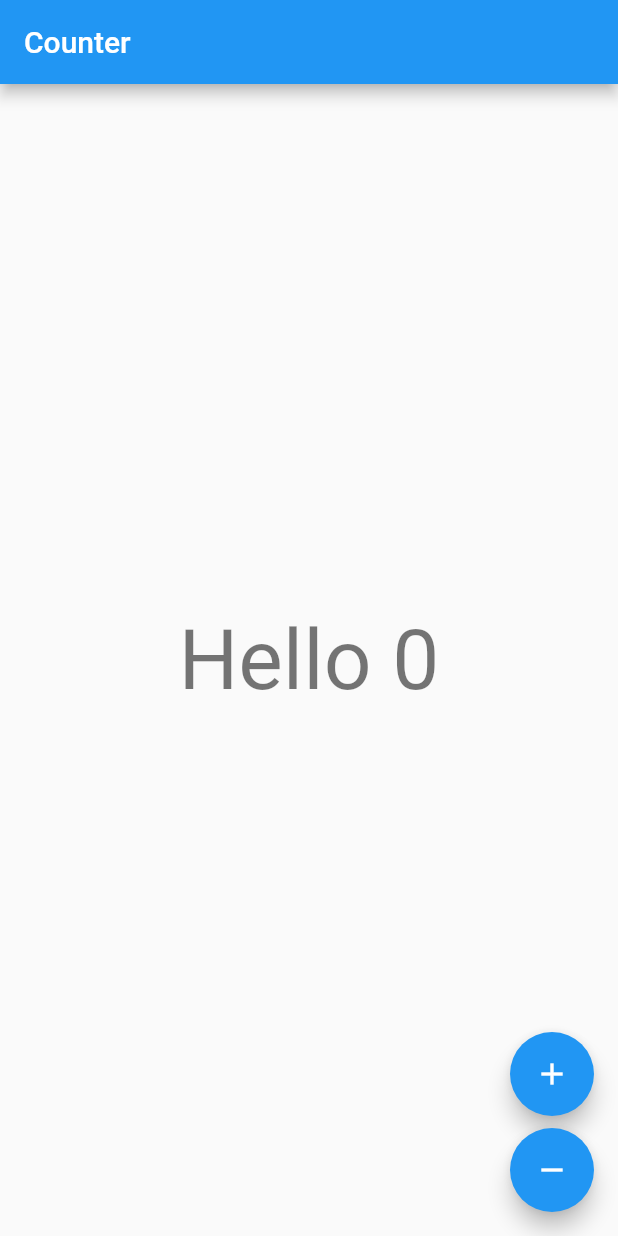
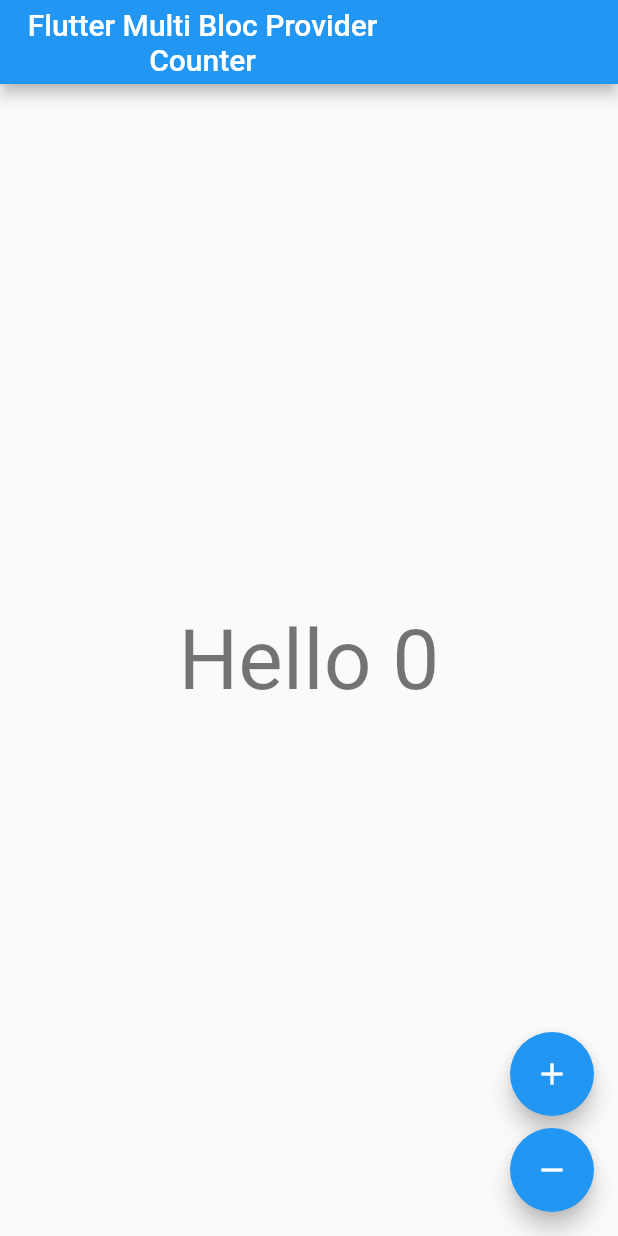
Before and after one commit to xsodus/flutter_bloc_demo, a Flutter app: the screen it shows after launch, on a phone screen of 412 x 824 dp. Run offline on Flutter 3.47's test engine with Material 2 defaults, Android fonts, the phone set to English and light mode, and no system bars; our stand-ins replace bloc, flutter_bloc.

Commit message:
Update project name and package

```diff
--- a/lib/counter_label.dart
+++ b/lib/counter_label.dart
@@ -1,7 +1,7 @@
-import 'package:cubit_test_app/cubit/text_cubit.dart';
+import 'package:flutter_bloc_demo/cubit/text_cubit.dart';
 import 'package:flutter/material.dart';
 import 'package:flutter_bloc/flutter_bloc.dart';
-import 'package:cubit_test_app/cubit/counter_cubit.dart';
+import 'package:flutter_bloc_demo/cubit/counter_cubit.dart';
 import 'package:flutter/material.dart';
 
 class CounterLabel extends StatelessWidget{
--- a/lib/counter_view.dart
+++ b/lib/counter_view.dart
@@ -1,8 +1,8 @@
-import 'package:cubit_test_app/cubit/text_cubit.dart';
+import 'package:flutter_bloc_demo/cubit/text_cubit.dart';
 import 'package:flutter/material.dart';
 import 'package:flutter_bloc/flutter_bloc.dart';
-import 'package:cubit_test_app/cubit/counter_cubit.dart';
-import "package:cubit_test_app/counter_label.dart";
+import 'package:flutter_bloc_demo/cubit/counter_cubit.dart';
+import "package:flutter_bloc_demo/counter_label.dart";
 /// {@template counter_view}
 /// A [StatelessWidget] which reacts to the provided
 /// [CounterCubit] state and notifies it in response to user input.
@@ -17,7 +17,7 @@ class CounterView extends StatelessWidget {
     final textCubit = context.watch<TextCubit>();
 
     return Scaffold(
-      appBar: AppBar(title: const Text('Counter')),
+      appBar: AppBar(title: const Text('Flutter Multi Bloc Provider \nCounter',textAlign: TextAlign.center,)),
       body: const Center(
           child:CounterLabel()
       ),
--- a/lib/main.dart
+++ b/lib/main.dart
@@ -1,13 +1,13 @@
-import 'package:cubit_test_app/counter_view.dart';
-import 'package:cubit_test_app/cubit/global_cubit.dart';
-import 'package:cubit_test_app/cubit/global_state.dart';
-import 'package:cubit_test_app/cubit/text_cubit.dart';
+import 'package:flutter_bloc_demo/counter_view.dart';
+import 'package:flutter_bloc_demo/cubit/global_cubit.dart';
+import 'package:flutter_bloc_demo/cubit/global_state.dart';
+import 'package:flutter_bloc_demo/cubit/text_cubit.dart';
 import 'package:flutter/material.dart';
 
 import 'package:bloc/bloc.dart';
 import 'package:flutter/widgets.dart';
-import 'package:cubit_test_app/counter_observer.dart';
-import 'package:cubit_test_app/cubit/counter_cubit.dart';
+import 'package:flutter_bloc_demo/counter_observer.dart';
+import 'package:flutter_bloc_demo/cubit/counter_cubit.dart';
 import 'package:flutter_bloc/flutter_bloc.dart';
 
 void main() {
@@ -22,7 +22,7 @@ class MyApp extends StatelessWidget {
   @override
   Widget build(BuildContext context) {
     return MaterialApp(
-      title: 'Flutter Demo',
+      title: 'Flutter Bloc Demo',
       theme: ThemeData(
         // This is the theme of your application.
         //
--- a/pubspec.yaml
+++ b/pubspec.yaml
@@ -1,4 +1,4 @@
-name: cubit_test_app
+name: flutter_bloc_demo
 description: A new Flutter project.
 
 # The following line prevents the package from being accidentally published to
```
Also changed, not shown: 8 other files.
